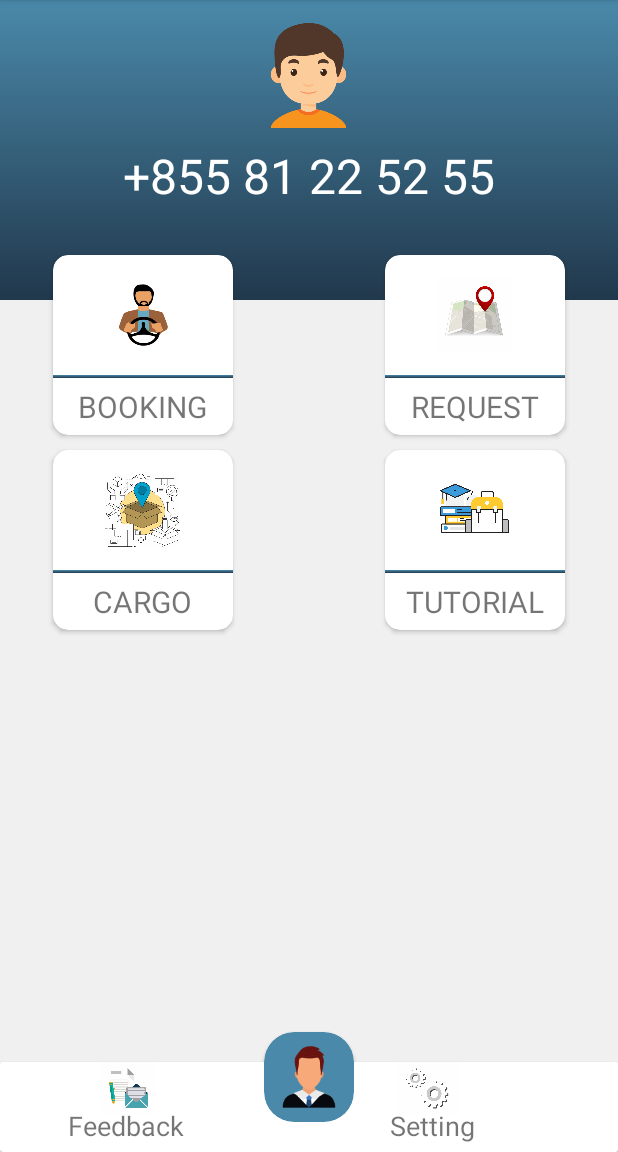
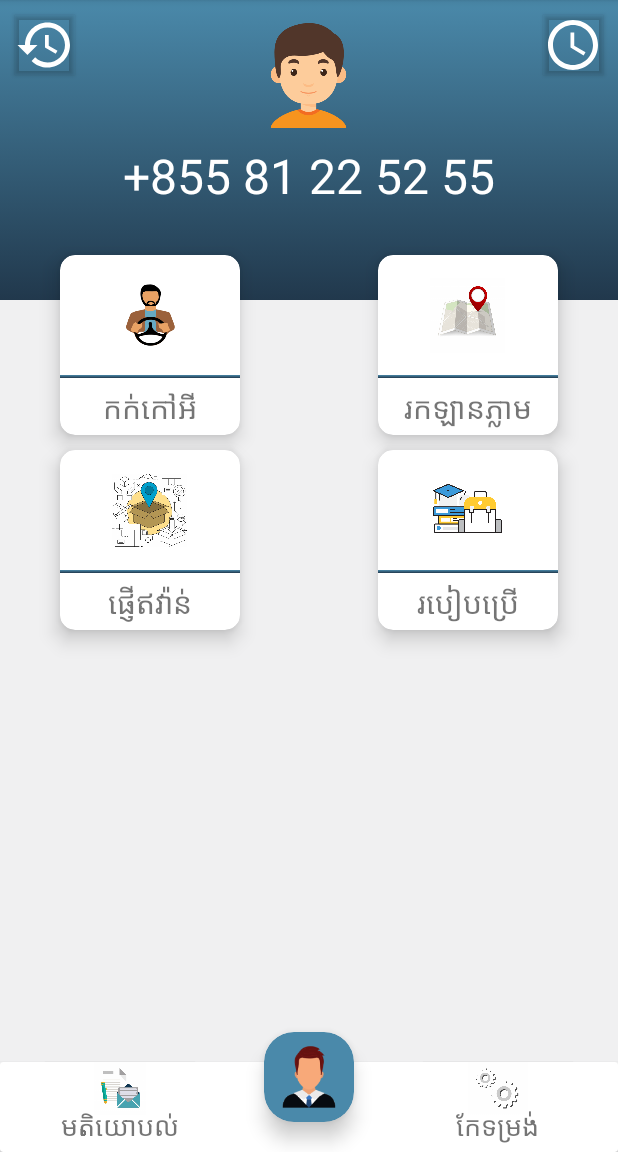
Before and after one commit to VuthyVey/WorkPlease, an Android app: the Homepage screen opened directly, with no data from a screen before it, on a phone screen of 412 x 824 dp, the part 84-1236 px from its top. Run offline under Robolectric (Android 15) with nearby library versions, the phone set to English and light mode, and no system bars.

Commit message:
change homepage

```diff
--- /dev/null
+++ b/app/src/main/res/drawable/ic_access_time_black_24dp.xml
@@ -0,0 +1,4 @@
+<vector android:height="32dp" android:viewportHeight="24.0"
+    android:viewportWidth="24.0" android:width="32dp" xmlns:android="http://schemas.android.com/apk/res/android">
+    <path android:fillColor="#FFF" android:pathData="M11.99,2C6.47,2 2,6.48 2,12s4.47,10 9.99,10C17.52,22 22,17.52 22,12S17.52,2 11.99,2zM12,20c-4.42,0 -8,-3.58 -8,-8s3.58,-8 8,-8 8,3.58 8,8 -3.58,8 -8,8zM12.5,7H11v6l5.25,3.15 0.75,-1.23 -4.5,-2.67z"/>
+</vector>
--- /dev/null
+++ b/app/src/main/res/drawable/ic_history_black_24dp.xml
@@ -0,0 +1,4 @@
+<vector android:height="32dp" android:viewportHeight="24.0"
+    android:viewportWidth="24.0" android:width="32dp" xmlns:android="http://schemas.android.com/apk/res/android">
+    <path android:fillColor="#fff" android:pathData="M13,3c-4.97,0 -9,4.03 -9,9L1,12l3.89,3.89 0.07,0.14L9,12L6,12c0,-3.87 3.13,-7 7,-7s7,3.13 7,7 -3.13,7 -7,7c-1.93,0 -3.68,-0.79 -4.94,-2.06l-1.42,1.42C8.27,19.99 10.51,21 13,21c4.97,0 9,-4.03 9,-9s-4.03,-9 -9,-9zM12,8v5l4.28,2.54 0.72,-1.21 -3.5,-2.08L13.5,8L12,8z"/>
+</vector>
--- a/app/src/main/res/layout/activity_homepage.xml
+++ b/app/src/main/res/layout/activity_homepage.xml
@@ -19,12 +19,13 @@
             android:background="@drawable/background_color"
             android:orientation="vertical">
 
+
             <ImageView
                 android:layout_width="70dp"
                 android:layout_height="70dp"
                 android:layout_gravity="center"
-                    android:src="@drawable/boy"
-                    android:layout_marginTop="15dp"/>
+                android:layout_marginTop="15dp"
+                android:src="@drawable/boy" />
 
             <TextView
                 android:layout_width="wrap_content"
@@ -38,13 +39,15 @@
         </LinearLayout>
 
         <android.support.v7.widget.CardView
+            android:id="@+id/booking_home"
             android:layout_width="120dp"
             android:layout_height="120dp"
             android:layout_alignParentStart="true"
-                android:layout_marginHorizontal="35dp"
+            android:layout_marginHorizontal="40dp"
             android:layout_marginTop="170dp"
             app:cardCornerRadius="10dp"
-                android:id="@+id/booking_home">
+            app:cardElevation="8dp"
+            app:cardMaxElevation="10dp">
 
             <ImageView
                 android:layout_width="50dp"
@@ -65,7 +68,7 @@
                 android:layout_height="wrap_content"
                 android:layout_gravity="center_horizontal"
                 android:layout_marginTop="87dp"
-                    android:text="Booking"
+                android:text="កក់កៅអី"
                 android:textAllCaps="true"
                 android:textSize="20dp" />
 
@@ -76,9 +79,11 @@
             android:layout_width="120dp"
             android:layout_height="120dp"
             android:layout_alignParentRight="true"
-                android:layout_marginHorizontal="35dp"
+            android:layout_marginHorizontal="40dp"
             android:layout_marginTop="170dp"
-                app:cardCornerRadius="10dp">
+            app:cardCornerRadius="10dp"
+            app:cardElevation="8dp"
+            app:cardMaxElevation="10dp">
 
             <ImageView
                 android:layout_width="50dp"
@@ -99,7 +104,7 @@
                 android:layout_height="wrap_content"
                 android:layout_gravity="center_horizontal"
                 android:layout_marginTop="87dp"
-                    android:text="Request"
+                android:text="រកឡានភ្លាម"
                 android:textAllCaps="true"
                 android:textSize="20dp" />
 
@@ -110,9 +115,11 @@
             android:layout_width="120dp"
             android:layout_height="120dp"
             android:layout_alignParentStart="true"
-                android:layout_marginHorizontal="35dp"
+            android:layout_marginHorizontal="40dp"
             android:layout_marginTop="300dp"
-                app:cardCornerRadius="10dp">
+            app:cardCornerRadius="10dp"
+            app:cardElevation="8dp"
+            app:cardMaxElevation="10dp">
 
             <ImageView
                 android:layout_width="50dp"
@@ -133,19 +140,26 @@
                 android:layout_height="wrap_content"
                 android:layout_gravity="center_horizontal"
                 android:layout_marginTop="87dp"
-                    android:text="Cargo"
+                android:text="ផ្ញើឥវ៉ាន់"
                 android:textAllCaps="true"
                 android:textSize="20dp" />
 
         </android.support.v7.widget.CardView>
 
         <android.support.v7.widget.CardView
+            android:layout_width="match_parent"
+            android:layout_height="60dp"
+            android:layout_alignParentBottom="true" />
+
+        <android.support.v7.widget.CardView
             android:layout_width="120dp"
             android:layout_height="120dp"
             android:layout_alignParentRight="true"
-                android:layout_marginHorizontal="35dp"
+            android:layout_marginHorizontal="40dp"
             android:layout_marginTop="300dp"
-                app:cardCornerRadius="10dp">
+            app:cardCornerRadius="10dp"
+            app:cardElevation="8dp"
+            app:cardMaxElevation="10dp">
 
             <ImageView
                 android:layout_width="50dp"
@@ -166,57 +180,104 @@
                 android:layout_height="wrap_content"
                 android:layout_gravity="center_horizontal"
                 android:layout_marginTop="87dp"
-                    android:text="Tutorial"
+                android:text="របៀបប្រើ"
                 android:textAllCaps="true"
                 android:textSize="20dp" />
 
         </android.support.v7.widget.CardView>
 
+
         <android.support.v7.widget.CardView
-                android:layout_width="match_parent"
+            android:layout_width="60dp"
             android:layout_height="60dp"
             android:layout_alignParentBottom="true"
-                >
+            android:layout_centerInParent="true"
+            android:layout_marginBottom="20dp"
+            app:cardBackgroundColor="#4A89AA"
+            app:cardCornerRadius="20dp"
+            app:cardElevation="8dp"
+            app:cardMaxElevation="10dp">
+
             <ImageView
+                android:layout_width="match_parent"
+                android:layout_height="match_parent"
+                android:src="@drawable/man" />
+        </android.support.v7.widget.CardView>
+
+        <android.support.v7.widget.CardView
             android:layout_width="40dp"
-                    android:layout_height="35dp"
-                    android:src="@drawable/feedback"
-                    android:layout_marginHorizontal="65dp"/>
-                <TextView
-                    android:layout_width="wrap_content"
-                    android:layout_height="wrap_content"
-                    android:text="Feedback"
-                    android:layout_marginHorizontal="45dp"
-                    android:layout_marginTop="30dp"
-                    android:textSize="18dp"/>
+            android:layout_height="40dp"
+            android:layout_alignParentLeft="true"
+            android:layout_marginHorizontal="10dp"
+            android:layout_marginVertical="10dp"
+            app:cardBackgroundColor="@android:color/transparent">
+
+            <ImageView
+                android:layout_width="match_parent"
+                android:layout_height="match_parent"
+                android:src="@drawable/ic_history_black_24dp" />
+
+        </android.support.v7.widget.CardView>
+
+        <android.support.v7.widget.CardView
+            android:layout_width="40dp"
+            android:layout_height="40dp"
+            android:layout_alignParentRight="true"
+            android:layout_marginHorizontal="10dp"
+            android:layout_marginVertical="10dp"
+            app:cardBackgroundColor="@android:color/transparent">
+
+            <ImageView
+                android:layout_width="match_parent"
+                android:layout_height="match_parent"
+                android:src="@drawable/ic_access_time_black_24dp" />
+
+        </android.support.v7.widget.CardView>
+
+        <android.support.v7.widget.CardView
+            android:layout_width="100dp"
+            android:layout_height="60dp"
+            android:layout_alignParentBottom="true"
+            android:layout_alignParentLeft="true"
+            android:layout_marginHorizontal="30dp">
 
             <ImageView
                 android:layout_width="40dp"
                 android:layout_height="35dp"
-                    android:src="@drawable/setting"
-                    android:layout_marginHorizontal="265dp"/>
+                android:layout_gravity="center_horizontal"
+                android:src="@drawable/feedback" />
+
             <TextView
                 android:layout_width="wrap_content"
                 android:layout_height="wrap_content"
-                    android:text="Setting"
-                    android:layout_marginLeft="260dp"
+                android:layout_gravity="center_horizontal"
                 android:layout_marginTop="30dp"
-                    android:textSize="18dp"/>
+                android:text="មតិយោបល់"
+                android:textSize="18dp" />
 
         </android.support.v7.widget.CardView>
+
         <android.support.v7.widget.CardView
-                android:layout_width="60dp"
+            android:layout_width="100dp"
             android:layout_height="60dp"
             android:layout_alignParentBottom="true"
-                android:layout_marginBottom="20dp"
-                android:layout_centerInParent="true"
-                app:cardCornerRadius="20dp"
-                app:cardBackgroundColor="#4A89AA">
+            android:layout_alignParentRight="true"
+            android:layout_marginHorizontal="30dp">
 
             <ImageView
-                    android:layout_width="match_parent"
-                    android:layout_height="match_parent"
-                    android:src="@drawable/man"/>
+                android:layout_width="40dp"
+                android:layout_height="35dp"
+                android:layout_gravity="center_horizontal"
+                android:src="@drawable/setting" />
+
+            <TextView
+                android:layout_width="wrap_content"
+                android:layout_height="wrap_content"
+                android:layout_gravity="center_horizontal"
+                android:layout_marginTop="30dp"
+                android:text="កែទម្រង់"
+                android:textSize="18dp" />
         </android.support.v7.widget.CardView>
+
     </RelativeLayout>
 </LinearLayout>
```
Lines whose indentation alone changed are shown as unchanged.
